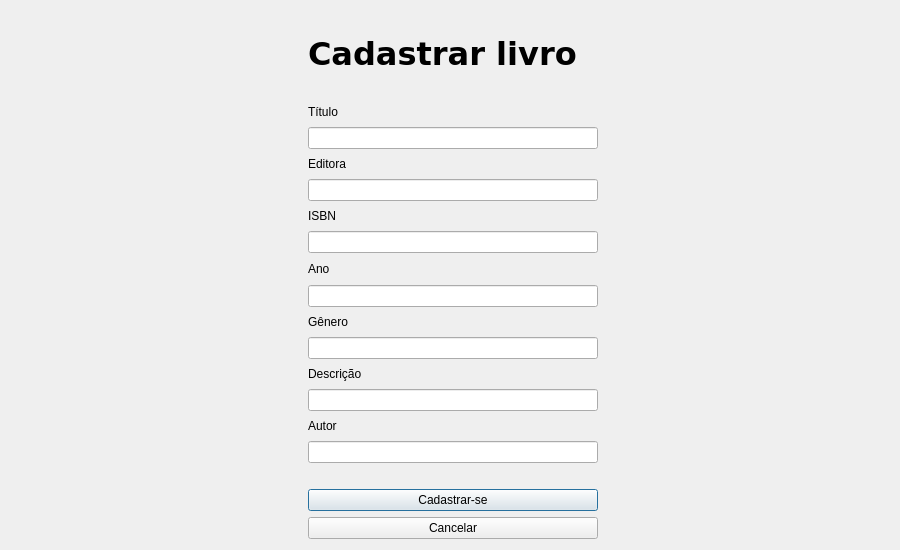
Old version of the form cadastrar_livro.ui in the repository adrianorocha-dev/PiltoverLibrary.
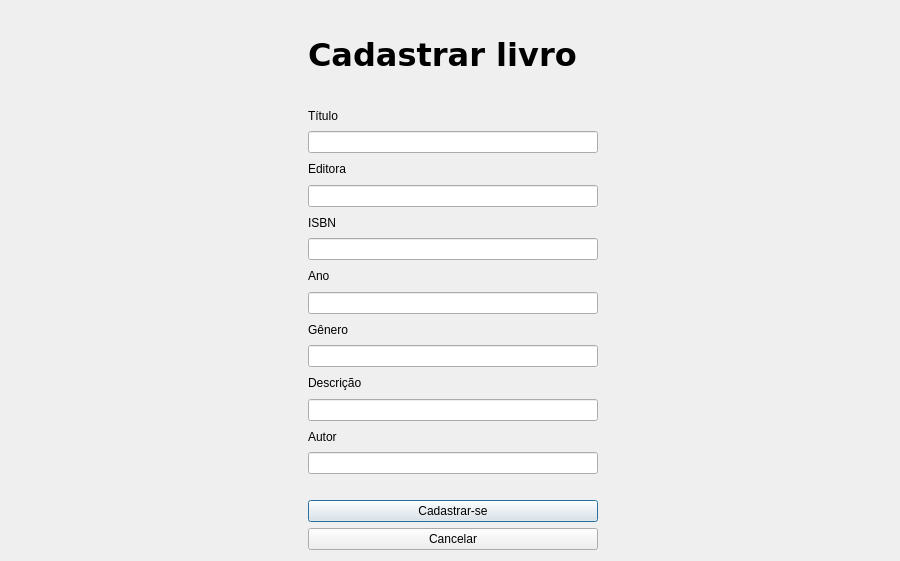
New version of the form. Icons and pictures are not drawn.

The edit to the form file:
```diff
--- a/cadastrar_livro.ui
+++ b/cadastrar_livro.ui
@@ -10,7 +10,7 @@
     <x>0</x>
     <y>0</y>
     <width>900</width>
-    <height>550</height>
+    <height>561</height>
    </rect>
   </property>
   <property name="windowTitle">
```
Left out of the diff: 4 changed lines with no effect on the pictures.
